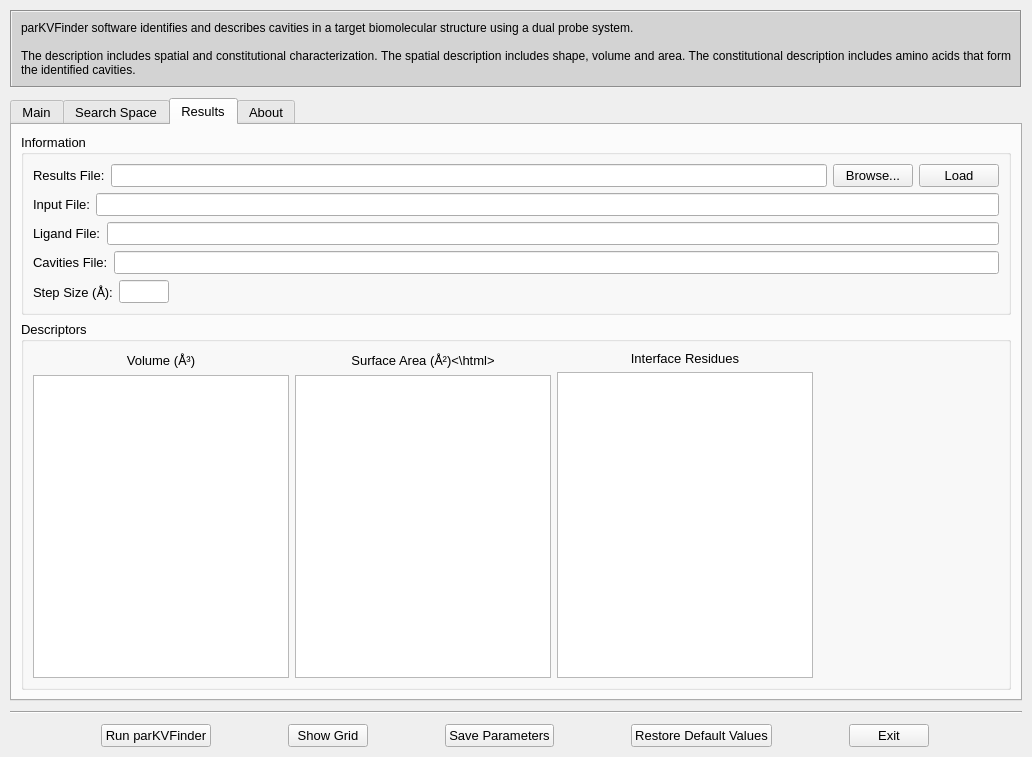
Before: the Qt Designer form tools/PyMOL2-parKVFinder-Tools/PyMOL2-parKVFinder-Tools.ui in LBC-LNBio/parKVFinder, drawn with Qt 5.
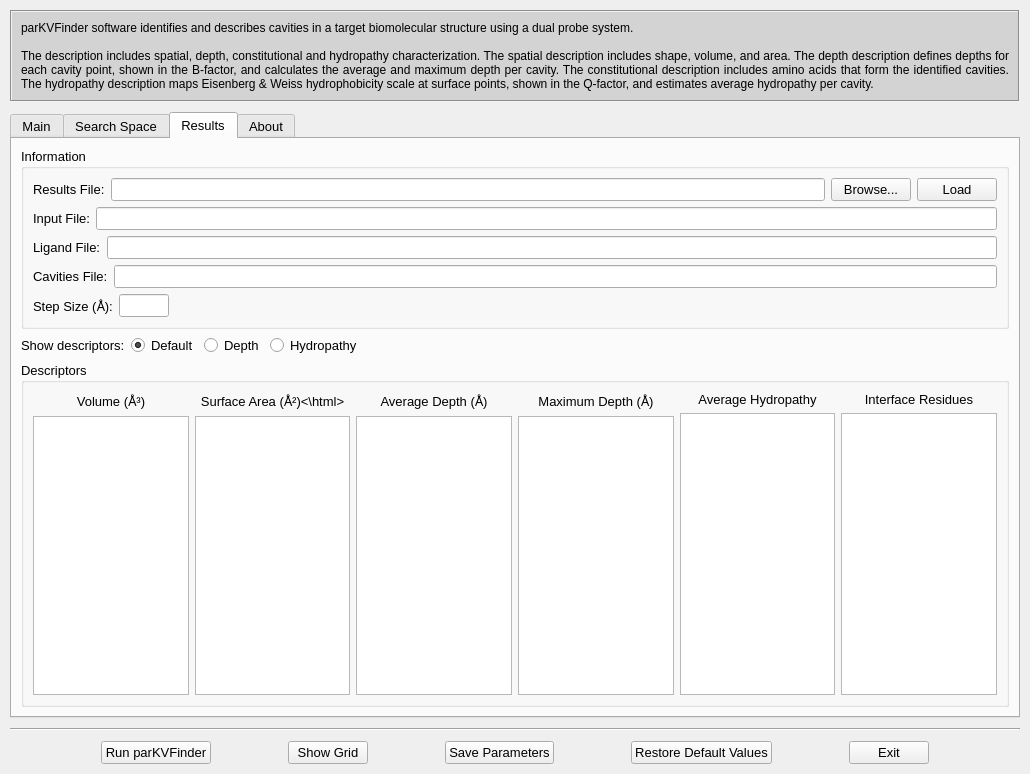
After: the same form once the commit is applied. The open tabs and pages were chosen to show the change.

Commit message: Update pymol plugin to new characterizations

```diff
--- a/tools/PyMOL2-parKVFinder-Tools/PyMOL2-parKVFinder-Tools.ui
+++ b/tools/PyMOL2-parKVFinder-Tools/PyMOL2-parKVFinder-Tools.ui
@@ -6,8 +6,8 @@
    <rect>
     <x>0</x>
     <y>0</y>
-    <width>1032</width>
-    <height>757</height>
+    <width>1030</width>
+    <height>774</height>
    </rect>
   </property>
   <property name="font">
@@ -47,61 +47,6 @@
       </property>
      </widget>
     </item>
-    <item row="0" column="0">
-     <widget class="QLabel" name="main_description">
-      <property name="enabled">
-       <bool>true</bool>
-      </property>
-      <property name="sizePolicy">
-       <sizepolicy hsizetype="Expanding" vsizetype="Fixed">
-        <horstretch>0</horstretch>
-        <verstretch>0</verstretch>
-       </sizepolicy>
-      </property>
-      <property name="minimumSize">
-       <size>
-        <width>0</width>
-        <height>0</height>
-       </size>
-      </property>
-      <property name="font">
-       <font>
-        <pointsize>9</pointsize>
-        <weight>50</weight>
-        <bold>false</bold>
-       </font>
-      </property>
-      <property name="layoutDirection">
-       <enum>Qt::LeftToRight</enum>
-      </property>
-      <property name="styleSheet">
-       <string notr="true">background-color: #d3d3d3;color:black; padding: 10px</string>
-      </property>
-      <property name="frameShape">
-       <enum>QFrame::Box</enum>
-      </property>
-      <property name="frameShadow">
-       <enum>QFrame::Sunken</enum>
-      </property>
-      <property name="text">
-       <string notr="true">parKVFinder software identifies and describes cavities in a target biomolecular structure using a dual probe system.
-
-The description includes spatial and constitutional characterization. The spatial description includes shape, volume and area. The constitutional description includes amino acids that form the identified cavities.</string>
-      </property>
-      <property name="textFormat">
-       <enum>Qt::PlainText</enum>
-      </property>
-      <property name="scaledContents">
-       <bool>false</bool>
-      </property>
-      <property name="alignment">
-       <set>Qt::AlignJustify|Qt::AlignVCenter</set>
-      </property>
-      <property name="wordWrap">
-       <bool>true</bool>
-      </property>
-     </widget>
-    </item>
     <item row="3" column="0">
      <layout class="QHBoxLayout" name="dialog_buttons">
       <property name="spacing">
@@ -1863,89 +1808,82 @@
        </attribute>
        <layout class="QGridLayout" name="gridLayout_5">
         <item row="1" column="0">
-         <widget class="QGroupBox" name="descriptors">
-          <property name="title">
-           <string>Descriptors</string>
-          </property>
-          <layout class="QHBoxLayout" name="horizontalLayout">
-           <item>
-            <layout class="QVBoxLayout" name="vframe1">
-             <item>
-              <widget class="QLabel" name="volume_label">
-               <property name="text">
-                <string>Volume (Å³)</string>
-               </property>
-               <property name="alignment">
-                <set>Qt::AlignCenter</set>
-               </property>
-              </widget>
-             </item>
-             <item>
-              <widget class="QListWidget" name="volume_list">
-               <property name="selectionMode">
-                <enum>QAbstractItemView::MultiSelection</enum>
-               </property>
-              </widget>
-             </item>
-            </layout>
-           </item>
-           <item>
-            <layout class="QVBoxLayout" name="vframe2">
-             <item>
-              <widget class="QLabel" name="area_label">
-               <property name="text">
-                <string>&lt;html&gt;Surface Area (Å&amp;#178;)&lt;\html&gt;</string>
-               </property>
-               <property name="alignment">
-                <set>Qt::AlignCenter</set>
-               </property>
-              </widget>
-             </item>
-             <item>
-              <widget class="QListWidget" name="area_list">
-               <property name="selectionMode">
-                <enum>QAbstractItemView::MultiSelection</enum>
-               </property>
-              </widget>
-             </item>
-            </layout>
-           </item>
-           <item>
-            <layout class="QVBoxLayout" name="vframe3">
-             <item>
-              <widget class="QLabel" name="residues_label">
-               <property name="text">
-                <string>Interface Residues</string>
-               </property>
-               <property name="alignment">
-                <set>Qt::AlignCenter</set>
-               </property>
-              </widget>
-             </item>
-             <item>
-              <widget class="QListWidget" name="residues_list">
-               <property name="selectionMode">
-                <enum>QAbstractItemView::MultiSelection</enum>
-               </property>
-              </widget>
-             </item>
-            </layout>
-           </item>
-           <item>
-            <spacer name="hspacer8">
-             <property name="orientation">
-              <enum>Qt::Horizontal</enum>
-             </property>
-             <property name="sizeHint" stdset="0">
-              <size>
-               <width>40</width>
-               <height>20</height>
-              </size>
-             </property>
-            </spacer>
-           </item>
-          </layout>
-         </widget>
+         <layout class="QHBoxLayout" name="show_descriptors">
+          <item>
+           <widget class="QLabel" name="show_descriptors_label">
+            <property name="sizePolicy">
+             <sizepolicy hsizetype="Fixed" vsizetype="Preferred">
+              <horstretch>0</horstretch>
+              <verstretch>0</verstretch>
+             </sizepolicy>
+            </property>
+            <property name="text">
+             <string>Show descriptors:</string>
+            </property>
+           </widget>
+          </item>
+          <item>
+           <widget class="QRadioButton" name="default_view">
+            <property name="sizePolicy">
+             <sizepolicy hsizetype="Fixed" vsizetype="Fixed">
+              <horstretch>0</horstretch>
+              <verstretch>0</verstretch>
+             </sizepolicy>
+            </property>
+            <property name="text">
+             <string>Default</string>
+            </property>
+            <property name="checked">
+             <bool>true</bool>
+            </property>
+            <property name="autoExclusive">
+             <bool>true</bool>
+            </property>
+           </widget>
+          </item>
+          <item>
+           <widget class="QRadioButton" name="depth_view">
+            <property name="sizePolicy">
+             <sizepolicy hsizetype="Fixed" vsizetype="Fixed">
+              <horstretch>0</horstretch>
+              <verstretch>0</verstretch>
+             </sizepolicy>
+            </property>
+            <property name="acceptDrops">
+             <bool>false</bool>
+            </property>
+            <property name="text">
+             <string>Depth</string>
+            </property>
+           </widget>
+          </item>
+          <item>
+           <widget class="QRadioButton" name="hydropathy_view">
+            <property name="sizePolicy">
+             <sizepolicy hsizetype="Fixed" vsizetype="Fixed">
+              <horstretch>0</horstretch>
+              <verstretch>0</verstretch>
+             </sizepolicy>
+            </property>
+            <property name="text">
+             <string>Hydropathy</string>
+            </property>
+           </widget>
+          </item>
+          <item>
+           <spacer name="horizontalSpacer_3">
+            <property name="orientation">
+             <enum>Qt::Horizontal</enum>
+            </property>
+            <property name="sizeHint" stdset="0">
+             <size>
+              <width>40</width>
+              <height>20</height>
+             </size>
+            </property>
+           </spacer>
+          </item>
+         </layout>
         </item>
         <item row="0" column="0">
          <widget class="QGroupBox" name="results_information">
@@ -2118,6 +2056,183 @@
           </layout>
          </widget>
         </item>
+        <item row="2" column="0">
+         <widget class="QGroupBox" name="descriptors">
+          <property name="sizePolicy">
+           <sizepolicy hsizetype="Preferred" vsizetype="Preferred">
+            <horstretch>0</horstretch>
+            <verstretch>0</verstretch>
+           </sizepolicy>
+          </property>
+          <property name="title">
+           <string>Descriptors</string>
+          </property>
+          <layout class="QHBoxLayout" name="horizontalLayout">
+           <item>
+            <layout class="QVBoxLayout" name="vframe1">
+             <item>
+              <widget class="QLabel" name="volume_label">
+               <property name="sizePolicy">
+                <sizepolicy hsizetype="Preferred" vsizetype="Preferred">
+                 <horstretch>0</horstretch>
+                 <verstretch>0</verstretch>
+                </sizepolicy>
+               </property>
+               <property name="text">
+                <string>Volume (Å³)</string>
+               </property>
+               <property name="alignment">
+                <set>Qt::AlignCenter</set>
+               </property>
+              </widget>
+             </item>
+             <item>
+              <widget class="QListWidget" name="volume_list">
+               <property name="sizePolicy">
+                <sizepolicy hsizetype="Preferred" vsizetype="Expanding">
+                 <horstretch>0</horstretch>
+                 <verstretch>0</verstretch>
+                </sizepolicy>
+               </property>
+               <property name="selectionMode">
+                <enum>QAbstractItemView::MultiSelection</enum>
+               </property>
+              </widget>
+             </item>
+            </layout>
+           </item>
+           <item>
+            <layout class="QVBoxLayout" name="vframe2">
+             <item>
+              <widget class="QLabel" name="area_label">
+               <property name="sizePolicy">
+                <sizepolicy hsizetype="Preferred" vsizetype="Preferred">
+                 <horstretch>0</horstretch>
+                 <verstretch>0</verstretch>
+                </sizepolicy>
+               </property>
+               <property name="text">
+                <string>&lt;html&gt;Surface Area (Å&amp;#178;)&lt;\html&gt;</string>
+               </property>
+               <property name="alignment">
+                <set>Qt::AlignCenter</set>
+               </property>
+              </widget>
+             </item>
+             <item>
+              <widget class="QListWidget" name="area_list">
+               <property name="sizePolicy">
+                <sizepolicy hsizetype="Preferred" vsizetype="Expanding">
+                 <horstretch>0</horstretch>
+                 <verstretch>0</verstretch>
+                </sizepolicy>
+               </property>
+               <property name="selectionMode">
+                <enum>QAbstractItemView::MultiSelection</enum>
+               </property>
+              </widget>
+             </item>
+            </layout>
+           </item>
+           <item>
+            <layout class="QVBoxLayout" name="vframe4">
+             <item>
+              <widget class="QLabel" name="avg_depth_label">
+               <property name="text">
+                <string>Average Depth (Å)</string>
+               </property>
+               <property name="alignment">
+                <set>Qt::AlignCenter</set>
+               </property>
+              </widget>
+             </item>
+             <item>
+              <widget class="QListWidget" name="avg_depth_list">
+               <property name="selectionMode">
+                <enum>QAbstractItemView::MultiSelection</enum>
+               </property>
+              </widget>
+             </item>
+            </layout>
+           </item>
+           <item>
+            <layout class="QVBoxLayout" name="vframe5">
+             <item>
+              <widget class="QLabel" name="max_depth_label">
+               <property name="text">
+                <string>Maximum Depth (Å)</string>
+               </property>
+               <property name="alignment">
+                <set>Qt::AlignCenter</set>
+               </property>
+              </widget>
+             </item>
+             <item>
+              <widget class="QListWidget" name="max_depth_list">
+               <property name="selectionMode">
+                <enum>QAbstractItemView::MultiSelection</enum>
+               </property>
+              </widget>
+             </item>
+            </layout>
+           </item>
+           <item>
+            <layout class="QVBoxLayout" name="verticalLayout_6">
+             <item>
+              <widget class="QLabel" name="avg_hydropathy_label">
+               <property name="text">
+                <string>Average Hydropathy</string>
+               </property>
+               <property name="alignment">
+                <set>Qt::AlignCenter</set>
+               </property>
+              </widget>
+             </item>
+             <item>
+              <widget class="QListWidget" name="avg_hydropathy_list">
+               <property name="selectionMode">
+                <enum>QAbstractItemView::MultiSelection</enum>
+               </property>
+              </widget>
+             </item>
+            </layout>
+           </item>
+           <item>
+            <layout class="QVBoxLayout" name="vframe3">
+             <item>
+              <widget class="QLabel" name="residues_label">
+               <property name="sizePolicy">
+                <sizepolicy hsizetype="Preferred" vsizetype="Preferred">
+                 <horstretch>0</horstretch>
+                 <verstretch>0</verstretch>
+                </sizepolicy>
+               </property>
+               <property name="text">
+                <string>Interface Residues</string>
+               </property>
+               <property name="alignment">
+                <set>Qt::AlignCenter</set>
+               </property>
+              </widget>
+             </item>
+             <item>
+              <widget class="QListWidget" name="residues_list">
+               <property name="sizePolicy">
+                <sizepolicy hsizetype="Preferred" vsizetype="Expanding">
+                 <horstretch>0</horstretch>
+                 <verstretch>0</verstretch>
+                </sizepolicy>
+               </property>
+               <property name="selectionMode">
+                <enum>QAbstractItemView::MultiSelection</enum>
+               </property>
+              </widget>
+             </item>
+            </layout>
+           </item>
+          </layout>
+         </widget>
+        </item>
        </layout>
       </widget>
       <widget class="QWidget" name="about">
@@ -2200,6 +2315,61 @@
       </widget>
      </widget>
     </item>
+    <item row="0" column="0">
+     <widget class="QLabel" name="main_description">
+      <property name="enabled">
+       <bool>true</bool>
+      </property>
+      <property name="sizePolicy">
+       <sizepolicy hsizetype="Expanding" vsizetype="Preferred">
+        <horstretch>0</horstretch>
+        <verstretch>0</verstretch>
+       </sizepolicy>
+      </property>
+      <property name="minimumSize">
+       <size>
+        <width>0</width>
+        <height>0</height>
+       </size>
+      </property>
+      <property name="font">
+       <font>
+        <pointsize>9</pointsize>
+        <weight>50</weight>
+        <bold>false</bold>
+       </font>
+      </property>
+      <property name="layoutDirection">
+       <enum>Qt::LeftToRight</enum>
+      </property>
+      <property name="styleSheet">
+       <string notr="true">background-color: #d3d3d3;color:black; padding: 10px</string>
+      </property>
+      <property name="frameShape">
+       <enum>QFrame::Box</enum>
+      </property>
+      <property name="frameShadow">
+       <enum>QFrame::Sunken</enum>
+      </property>
+      <property name="text">
+       <string notr="true">parKVFinder software identifies and describes cavities in a target biomolecular structure using a dual probe system.
+
+The description includes spatial, depth, constitutional and hydropathy characterization. The spatial description includes shape, volume, and area. The depth description defines depths for each cavity point, shown in the B-factor, and calculates the average and maximum depth per cavity. The constitutional description includes amino acids that form the identified cavities. The hydropathy description maps Eisenberg &amp; Weiss hydrophobicity scale at surface points, shown in the Q-factor, and estimates average hydropathy per cavity.</string>
+      </property>
+      <property name="textFormat">
+       <enum>Qt::PlainText</enum>
+      </property>
+      <property name="scaledContents">
+       <bool>false</bool>
+      </property>
+      <property name="alignment">
+       <set>Qt::AlignJustify|Qt::AlignVCenter</set>
+      </property>
+      <property name="wordWrap">
+       <bool>true</bool>
+      </property>
+     </widget>
+    </item>
    </layout>
   </widget>
  </widget>
```
Left out of the diff: 2 changed lines with no effect on the pictures. The commit also changes 1 other file.
